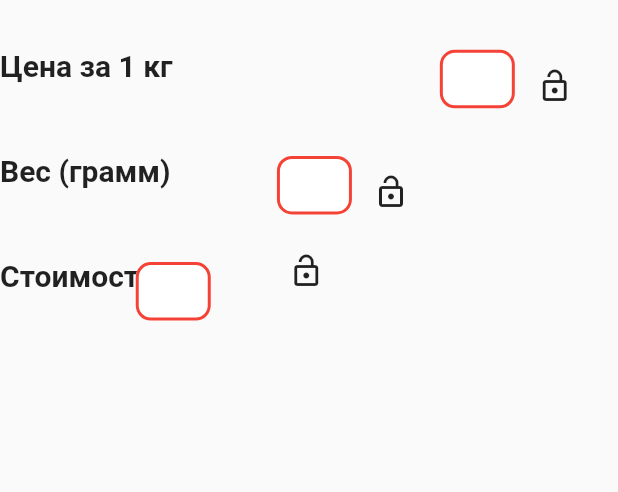
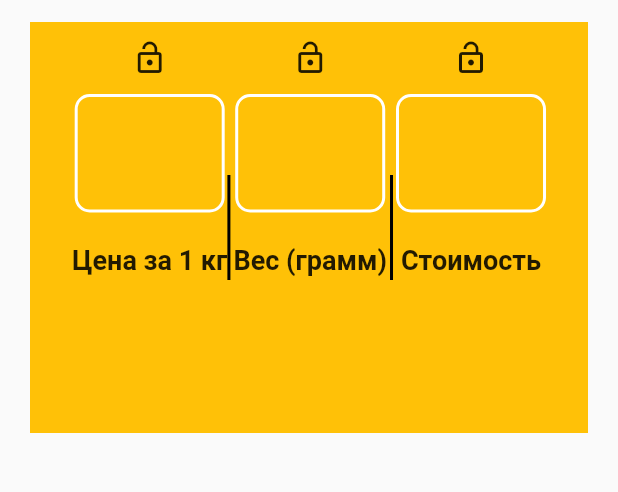
Before and after one commit to Va-dik/Goods_Calculator, a Flutter app: the screen it shows after launch, on a phone screen of 412 x 824 dp, the part 128-620 px from its top. Run offline on Flutter 3.47's test engine with Material 2 defaults, Android fonts, the phone set to English and light mode, and no system bars; our stand-ins replace google_fonts.

Commit message:
Redrawn converter interface

```diff
--- a/lib/grams_to_money.dart
+++ b/lib/grams_to_money.dart
@@ -1,5 +1,6 @@
 import 'package:flutter/material.dart';
 import 'package:goods_calculator/localization/locale.dart';
+import "dart:math";
 
 class GramsToMoney extends StatefulWidget {
   const GramsToMoney({Key? key}) : super(key: key);
@@ -30,93 +31,85 @@ class _GramsToMoneyState extends State<GramsToMoney> {
         ? Icon(Icons.lock_outline, color: Colors.orange[900])
         : const Icon(Icons.lock_open);
 
-    return Stack(children: [
-      money.text != "-1" //Localization
-          //Text
-          ? Align(
-              alignment: const Alignment(-1, -0.95),
-              child: Text(
-                mapa.keys.first,
-                style:
-                    const TextStyle(fontSize: 20, fontWeight: FontWeight.bold),
-              ),
-            )
-          //Text
-          : Align(
-              alignment: const Alignment(-1, -0.95),
-              child: Text(mapa.values.first,
-                  style: const TextStyle(
-                      fontSize: 20, fontWeight: FontWeight.bold)),
-            ),
-      //Text
-      Align(
-          alignment: const Alignment(-1, -0.75),
-          child: Text(mapa.keys.elementAt(1),
-              style:
-                  const TextStyle(fontSize: 20, fontWeight: FontWeight.bold))),
-      //Text
-      Align(
-        alignment: const Alignment(-1, -0.55),
-        child: Text(
-          mapa.keys.elementAt(2),
-          style: const TextStyle(fontSize: 20, fontWeight: FontWeight.bold),
-        ),
-      ),
-      //TextField goods price
-      Align(
-        alignment: const Alignment(0.62, -0.945),
-        child: SizedBox(
-            height: 50, width: 50, child: textField(goodsPrice, readOnly)),
-      ),
-      //TextField goods grams
-      Align(
-        alignment: const Alignment(0.02, -0.735),
-        child: SizedBox(
-            height: 50, width: 50, child: textField(goodsGrams, readOnly)),
-      ),
-      //TextField money
-      Align(
-        alignment: const Alignment(-0.5, -0.525),
-        child:
-            SizedBox(height: 50, width: 50, child: textField(money, readOnly)),
-      ),
+    return Container(
+      color: Colors.amber,
+      margin: EdgeInsets.only(left: 20, right: 20, bottom: 450),
+      child: Row(mainAxisAlignment: MainAxisAlignment.center, children: [
+        //Price column
+        Column(
+          children: [
             //Lock price
-      Align(
-          alignment: const Alignment(0.9, -0.945),
-          child: IconButton(
+            IconButton(
                 splashRadius: 0.1,
                 onPressed: () {
                   setState(() {
                     priceLockChecker = !priceLockChecker;
-                  print(priceLockChecker);
                   });
                 },
-              icon: priceLockIcon)),
+                icon: priceLockIcon),
+            //TextField goods price
+            SizedBox(
+                height: 100,
+                width: 100,
+                child: textField(goodsPrice, readOnly)),
+            Text(mapa.keys.elementAt(0),
+                style:
+                    const TextStyle(fontSize: 18, fontWeight: FontWeight.bold)),
+          ],
+        ),
+
+        Container(
+            margin: EdgeInsets.only(right: 2),
+            color: Colors.black,
+            height: 70,
+            width: 2),
+        //Grams column
+        Column(children: [
           //Lock grams
-      Align(
-          alignment: const Alignment(0.3, -0.735),
-          child: IconButton(
+          IconButton(
               splashRadius: 0.1,
               onPressed: () {
                 setState(() {
                   gramsLockChecker = !gramsLockChecker;
-                  print(gramsLockChecker);
                 });
               },
-              icon: gramsLockIcon)),
+              icon: gramsLockIcon),
+          //TextField goods grams
+          SizedBox(
+              height: 100, width: 100, child: textField(goodsGrams, readOnly)),
+          Text(mapa.keys.elementAt(1),
+              style:
+                  const TextStyle(fontSize: 18, fontWeight: FontWeight.bold)),
+        ]),
+
+        Container(
+            margin: EdgeInsets.symmetric(horizontal: 2),
+            color: Colors.black,
+            height: 70,
+            width: 2),
+        //Money column
+        Column(
+          children: [
             //Lock money
-      Align(
-          alignment: const Alignment(-0.01, -0.58),
-          child: IconButton(
+            IconButton(
                 splashRadius: 0.1,
                 onPressed: () {
                   setState(() {
                     moneyLockChecker = !moneyLockChecker;
-                  print(moneyLockChecker);
                   });
                 },
-              icon: moneyLockIcon)),
-    ]);
+                icon: moneyLockIcon),
+            //TextField money
+            SizedBox(
+                height: 100, width: 100, child: textField(money, readOnly)),
+            Text(
+              mapa.keys.elementAt(2),
+              style: const TextStyle(fontSize: 18, fontWeight: FontWeight.bold),
+            ),
+          ],
+        ),
+      ]),
+    );
   }
 
   void _result() {
@@ -125,7 +118,7 @@ class _GramsToMoneyState extends State<GramsToMoney> {
         money.text = (double.parse(goodsPrice.value.text) *
                 double.parse(goodsGrams.value.text) /
                 1000)
-            .toString();
+            .toStringAsFixed(2);
       }
     });
   }
@@ -149,14 +142,12 @@ class _GramsToMoneyState extends State<GramsToMoney> {
       keyboardType: TextInputType.number,
       textAlign: TextAlign.center,
       decoration: const InputDecoration(
-        contentPadding: EdgeInsets.symmetric(
-            vertical: 10), //Change this value to custom as you like
-        isDense: true,
+        contentPadding: EdgeInsets.symmetric(vertical: 30),
         fillColor: Colors.white,
-        filled: true,
+        filled: false,
         enabledBorder: OutlineInputBorder(
           borderRadius: BorderRadius.all(Radius.circular(10)),
-          borderSide: BorderSide(color: Colors.red, width: 2),
+          borderSide: BorderSide(color: Colors.white, width: 2),
         ),
         // and add this line
         focusedBorder: OutlineInputBorder(
```
Lines whose indentation alone changed are shown as unchanged.
